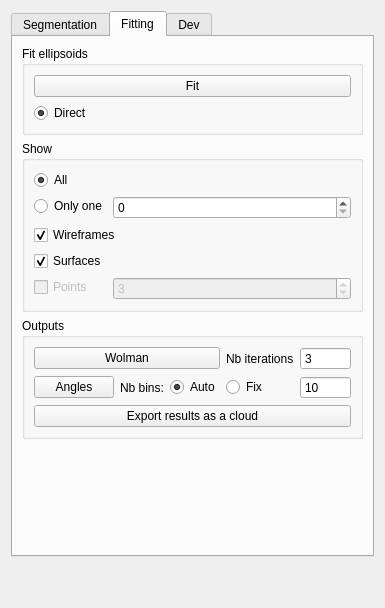
First picture: the form in ui/G3PointDialog.ui, repository p-leroy/qG3Point, before the edit.
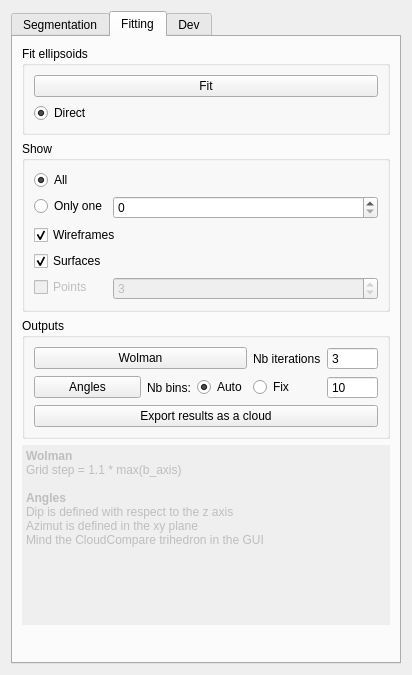
Second picture: the form after the edit.

Commit message: save dq_final and edq in wolman results

```diff
--- a/ui/G3PointDialog.ui
+++ b/ui/G3PointDialog.ui
@@ -6,8 +6,8 @@
    <rect>
     <x>0</x>
     <y>0</y>
-    <width>384</width>
-    <height>608</height>
+    <width>412</width>
+    <height>675</height>
    </rect>
   </property>
   <property name="windowTitle">
@@ -438,6 +438,35 @@
          </layout>
         </widget>
        </item>
+       <item>
+        <widget class="QTextEdit" name="textEdit">
+         <property name="enabled">
+          <bool>false</bool>
+         </property>
+         <property name="frameShape">
+          <enum>QFrame::Shape::NoFrame</enum>
+         </property>
+         <property name="lineWidth">
+          <number>1</number>
+         </property>
+         <property name="html">
+          <string>&lt;!DOCTYPE HTML PUBLIC &quot;-//W3C//DTD HTML 4.0//EN&quot; &quot;http://www.w3.org/TR/REC-html40/strict.dtd&quot;&gt;
+&lt;html&gt;&lt;head&gt;&lt;meta name=&quot;qrichtext&quot; content=&quot;1&quot; /&gt;&lt;meta charset=&quot;utf-8&quot; /&gt;&lt;style type=&quot;text/css&quot;&gt;
+p, li { white-space: pre-wrap; }
+hr { height: 1px; border-width: 0; }
+li.unchecked::marker { content: &quot;\2610&quot;; }
+li.checked::marker { content: &quot;\2612&quot;; }
+&lt;/style&gt;&lt;/head&gt;&lt;body style=&quot; font-family:'Segoe UI'; font-size:9pt; font-weight:400; font-style:normal;&quot;&gt;
+&lt;p style=&quot; margin-top:0px; margin-bottom:0px; margin-left:0px; margin-right:0px; -qt-block-indent:0; text-indent:0px;&quot;&gt;&lt;span style=&quot; font-weight:700;&quot;&gt;Wolman&lt;/span&gt;&lt;/p&gt;
+&lt;p style=&quot; margin-top:0px; margin-bottom:0px; margin-left:0px; margin-right:0px; -qt-block-indent:0; text-indent:0px;&quot;&gt;Grid step = 1.1 * max(b_axis)&lt;/p&gt;
+&lt;p style=&quot;-qt-paragraph-type:empty; margin-top:0px; margin-bottom:0px; margin-left:0px; margin-right:0px; -qt-block-indent:0; text-indent:0px;&quot;&gt;&lt;br /&gt;&lt;/p&gt;
+&lt;p style=&quot; margin-top:0px; margin-bottom:0px; margin-left:0px; margin-right:0px; -qt-block-indent:0; text-indent:0px;&quot;&gt;&lt;span style=&quot; font-weight:700;&quot;&gt;Angles&lt;/span&gt;&lt;/p&gt;
+&lt;p style=&quot; margin-top:0px; margin-bottom:0px; margin-left:0px; margin-right:0px; -qt-block-indent:0; text-indent:0px;&quot;&gt;Dip is defined with respect to the z axis&lt;/p&gt;
+&lt;p style=&quot; margin-top:0px; margin-bottom:0px; margin-left:0px; margin-right:0px; -qt-block-indent:0; text-indent:0px;&quot;&gt;Azimut is defined in the xy plane&lt;/p&gt;
+&lt;p style=&quot; margin-top:0px; margin-bottom:0px; margin-left:0px; margin-right:0px; -qt-block-indent:0; text-indent:0px;&quot;&gt;Mind the CloudCompare trihedron in the GUI&lt;/p&gt;&lt;/body&gt;&lt;/html&gt;</string>
+         </property>
+        </widget>
+       </item>
        <item>
         <spacer name="verticalSpacer">
          <property name="orientation">
```
The commit also changes 6 other files.
